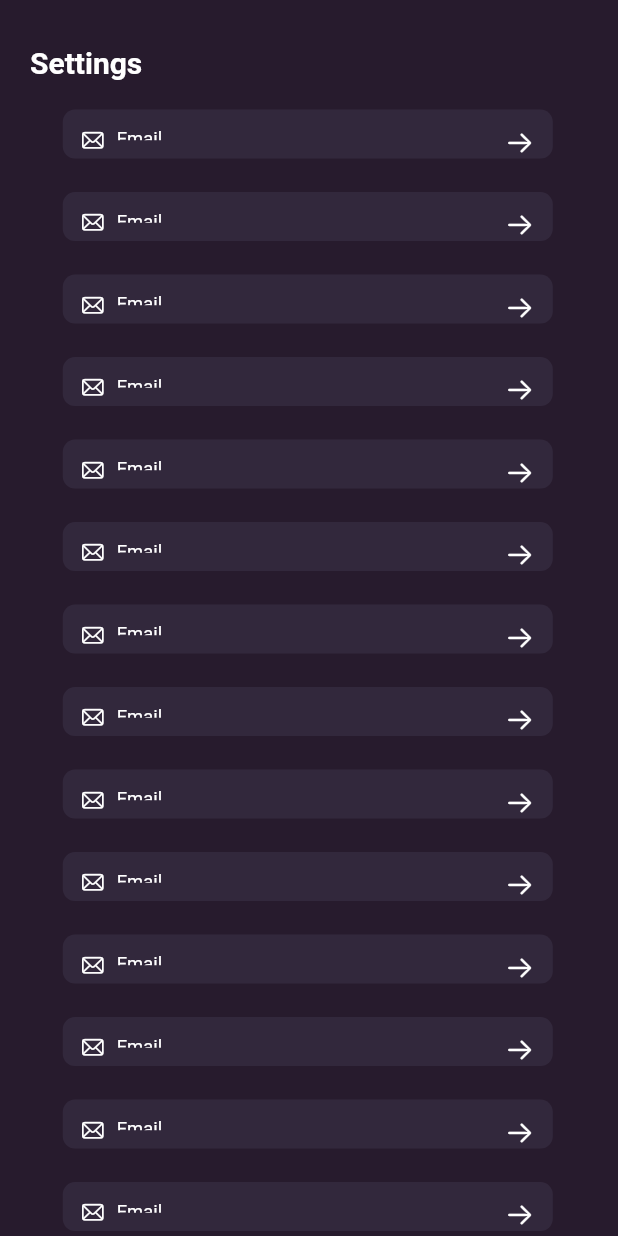
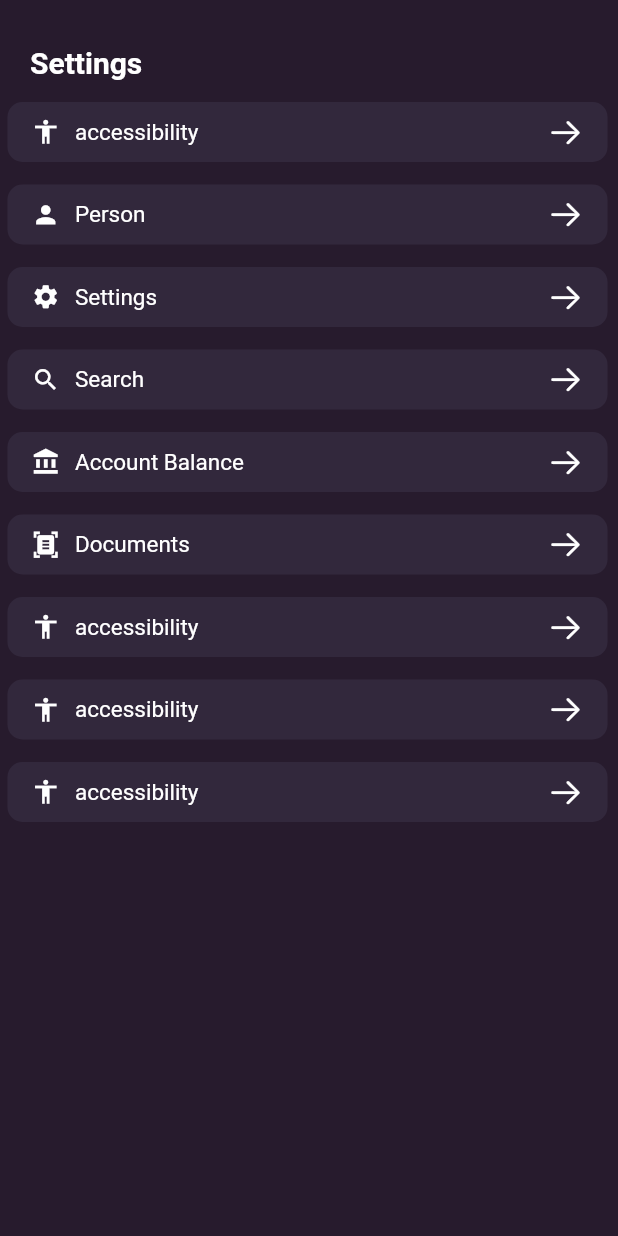
Before and after one commit to geekfabio/ui_challenges, a Flutter app: the SettingsScreenUi screen opened directly, on a phone screen of 412 x 824 dp. Run offline on Flutter 3.47's test engine with Material 2 defaults, Android fonts, the phone set to English and light mode, and no system bars; our stand-ins replace device_preview, font_awesome_flutter, simple_circular_progress_bar.

Commit message:
finished SettingsScreenUi ✅

```diff
--- a/lib/settings_ui/settings_screen.dart
+++ b/lib/settings_ui/settings_screen.dart
@@ -2,9 +2,6 @@
 
 import 'package:flutter/cupertino.dart';
 import 'package:flutter/material.dart';
-import 'package:ui_challenges/helpers/animation/scroll/animated_scroll_view_item.dart';
-
-
 
 class SettingsScreenUi extends StatelessWidget {
   const SettingsScreenUi({Key? key}) : super(key: key);
@@ -12,9 +9,8 @@ class SettingsScreenUi extends StatelessWidget {
   @override
   Widget build(BuildContext context) {
     return Scaffold(
+      backgroundColor: _AppUtils.background,
       body: SafeArea(
-          child: Container(
-        color: _AppUtils.background,
           child: Column(
         mainAxisAlignment: MainAxisAlignment.start,
         crossAxisAlignment: CrossAxisAlignment.start,
@@ -25,8 +21,7 @@ class SettingsScreenUi extends StatelessWidget {
           // ? Top Text
           Container(
             padding: _AppUtils.symetric,
-              margin:
-                  const EdgeInsets.symmetric(horizontal: 10.0, vertical: 10),
+            margin: const EdgeInsets.symmetric(horizontal: 10.0, vertical: 10),
             child: const Text(
               "Settings",
               style: TextStyle(
@@ -37,50 +32,83 @@ class SettingsScreenUi extends StatelessWidget {
           ),
           // ? List Settings
           Expanded(
-                child: SizedBox(
-              height: 24.0,
-              child: SizedBox(
-                  height: 100,
-                  child: ListView.builder(
+              child: ListView(
             padding: const EdgeInsets.all(5.0),
-                    itemBuilder: (BuildContext context, int index) {
-                      return const AnimatedScrollViewItem(
-                        curves: Curves.linear,
-                        child: _CustomButtonOne(
-                          iconData: CupertinoIcons.mail,
-                          text: "Email",
+            children: [
+              SettingsButton(
+                iconData: Icons.accessibility,
+                text: "accessibility",
+                onTap: () {},
               ),
-                      );
-                    },
-                  )),
+              SettingsButton(
+                iconData: Icons.person,
+                text: "Person",
+                onTap: () {},
+              ),
+              SettingsButton(
+                iconData: Icons.settings,
+                text: "Settings",
+                onTap: () {},
+              ),
+              SettingsButton(
+                  iconData: Icons.search, text: "Search", onTap: () {}),
+              SettingsButton(
+                iconData: Icons.account_balance,
+                text: "Account Balance",
+                onTap: () {},
+              ),
+              SettingsButton(
+                iconData: Icons.document_scanner,
+                text: "Documents",
+                onTap: () {},
+              ),
+              SettingsButton(
+                iconData: Icons.accessibility,
+                text: "accessibility",
+                onTap: () {},
+              ),
+              SettingsButton(
+                iconData: Icons.accessibility,
+                text: "accessibility",
+                onTap: () {},
+              ),
+              SettingsButton(
+                iconData: Icons.accessibility,
+                text: "accessibility",
+                onTap: () {},
+              ),
+            ],
           ))
         ],
-        ),
       )),
     );
   }
 }
 
-class _CustomButtonOne extends StatelessWidget {
-  const _CustomButtonOne({
+class SettingsButton extends StatelessWidget {
+  const SettingsButton({
     Key? key,
     required this.iconData,
     required this.text,
+    required this.onTap,
   }) : super(key: key);
-
+  final Function() onTap;
   final IconData iconData;
   final String text;
 
   @override
   Widget build(BuildContext context) {
     return Stack(children: [
-      Container(
+      InkWell(
+        onTap: onTap,
+        child: Container(
           width: 400,
           height: 40,
           margin: const EdgeInsets.only(bottom: 15),
-        padding: const EdgeInsets.all(15),
+          padding: const EdgeInsets.symmetric(horizontal: 16),
           decoration: BoxDecoration(
-            color: _AppUtils.primary, borderRadius: BorderRadius.circular(10)),
+              color: _AppUtils.primary,
+              borderRadius: BorderRadius.circular(10)),
           child: Row(
             children: [
               Icon(
@@ -107,6 +135,7 @@ class _CustomButtonOne extends StatelessWidget {
             ],
           ),
         ),
+      ),
     ]);
   }
 }
@@ -114,12 +143,10 @@ class _CustomButtonOne extends StatelessWidget {
 class _AppUtils {
   // ! Colors
   static const Color background = Color.fromRGBO(39, 27, 45, 1);
-  static const Color red = Color.fromRGBO(182, 86, 90, 1);
   static const Color primary = Color.fromRGBO(50, 40, 60, 1);
   static const Color white = Color.fromRGBO(255, 255, 255, 1);
   // ! Paddings
   static const symetric = EdgeInsets.symmetric(horizontal: 10.0);
-  static const padding = EdgeInsets.all(8.0);
   // ! Button Style
   static TextStyle flatButtonStyle = const TextStyle(
     color: white,
```
Also changed, not shown: lib/core/helpers/animation/scroll/animated_scroll_view_item.dart (added, +46 -0 lines). Lines whose indentation alone changed are shown as unchanged.
